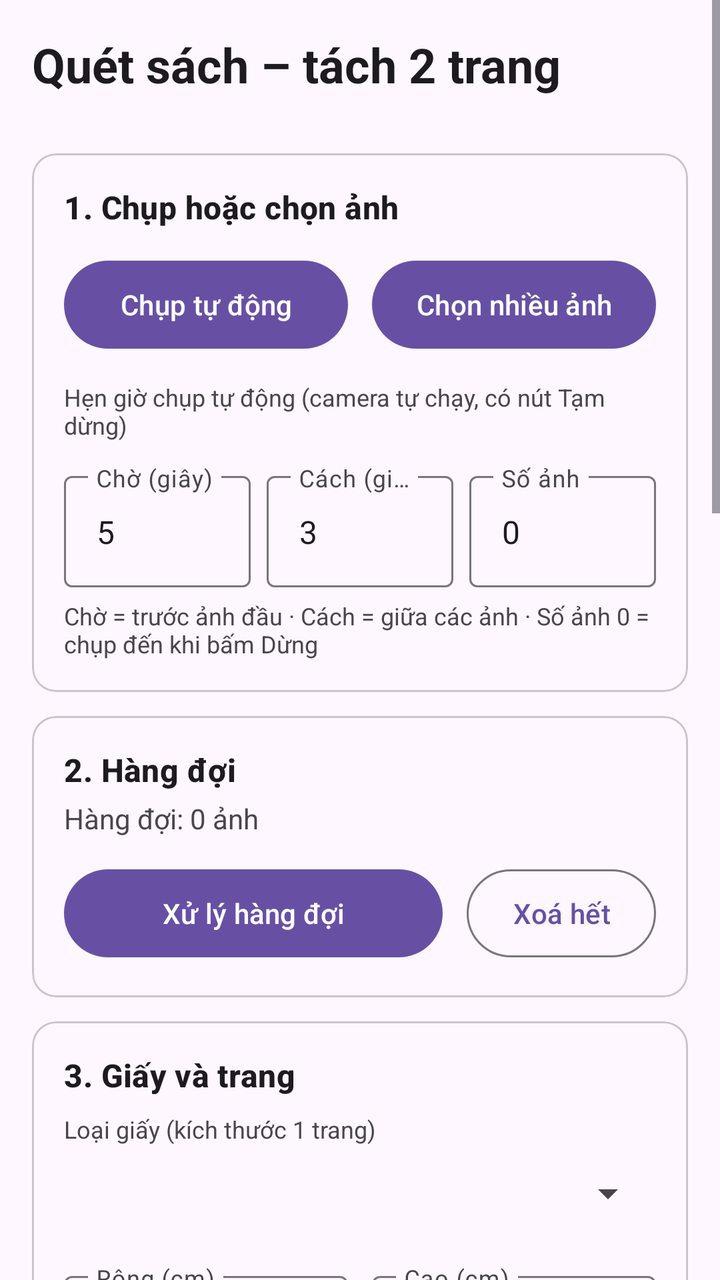
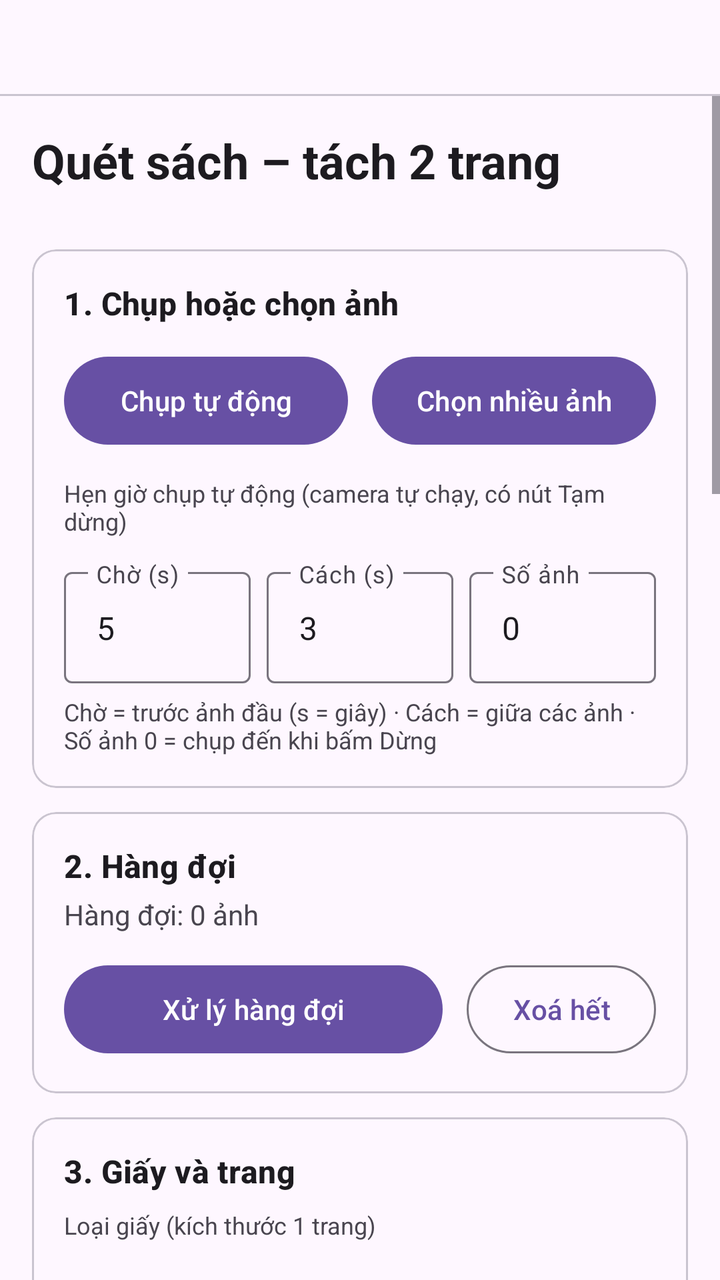

An Android layout rendered at two revisions. The XML below is the earlier revision; the diff shows what the commit changed to produce the second picture.
<!-- AndroidManifest.xml: application theme Theme.BookScan -->
<!-- res/layout/activity_main.xml -->
<?xml version="1.0" encoding="utf-8"?>
<ScrollView xmlns:android="http://schemas.android.com/apk/res/android"
    android:layout_width="match_parent"
    android:layout_height="match_parent"
    android:fillViewport="true">

    <LinearLayout
        android:layout_width="match_parent"
        android:layout_height="wrap_content"
        android:orientation="vertical"
        android:padding="16dp">

        <TextView
            android:layout_width="match_parent"
            android:layout_height="wrap_content"
            android:text="Quét sách – tách 2 trang"
            android:textAppearance="?attr/textAppearanceHeadlineSmall"
            android:textStyle="bold" />

        <TextView
            android:id="@+id/tvVersion"
            android:layout_width="match_parent"
            android:layout_height="wrap_content"
            android:textColor="?attr/colorOnSurfaceVariant"
            android:textSize="12sp" />

        <com.google.android.material.card.MaterialCardView
            style="@style/Widget.Material3.CardView.Outlined"
            android:layout_width="match_parent"
            android:layout_height="wrap_content"
            android:layout_marginTop="12dp">

            <LinearLayout
                android:layout_width="match_parent"
                android:layout_height="wrap_content"
                android:orientation="vertical"
                android:padding="16dp">

                <TextView
                    android:layout_width="match_parent"
                    android:layout_height="wrap_content"
                    android:text="1. Chụp hoặc chọn ảnh"
                    android:textAppearance="?attr/textAppearanceTitleMedium"
                    android:textStyle="bold" />

            <LinearLayout
                android:layout_width="match_parent"
                android:layout_height="wrap_content"
                android:layout_marginTop="12dp"
                android:baselineAligned="false"
                android:orientation="horizontal">
                <Button
                    android:paddingStart="8dp"
                    android:paddingEnd="8dp"
                    android:id="@+id/btnCamera"
                    style="@style/Widget.Material3.Button"
                    android:layout_width="0dp"
                    android:layout_height="wrap_content"
                    android:minHeight="52dp"
                    android:layout_weight="1"
                    android:layout_marginStart="0dp"
                    android:layout_marginEnd="6dp"
                    android:maxLines="2"
                    android:text="Chụp tự động"
                    android:textSize="14sp" />
                <Button
                    android:paddingStart="8dp"
                    android:paddingEnd="8dp"
                    android:id="@+id/btnPick"
                    style="@style/Widget.Material3.Button"
                    android:layout_width="0dp"
                    android:layout_height="wrap_content"
                    android:minHeight="52dp"
                    android:layout_weight="1"
                    android:layout_marginStart="6dp"
                    android:layout_marginEnd="0dp"
                    android:maxLines="2"
                    android:text="Chọn nhiều ảnh"
                    android:textSize="14sp" />
            </LinearLayout>
            <TextView
                android:layout_width="match_parent"
                android:layout_height="wrap_content"
                android:layout_marginTop="12dp"
                android:text="Hẹn giờ chụp tự động (camera tự chạy, có nút Tạm dừng)"
                android:textColor="?attr/colorOnSurfaceVariant"
                android:textSize="12sp" />
            <LinearLayout
                android:layout_width="match_parent"
                android:layout_height="wrap_content"
                android:layout_marginTop="12dp"
                android:baselineAligned="false"
                android:orientation="horizontal">
                <com.google.android.material.textfield.TextInputLayout
                    style="@style/Widget.Material3.TextInputLayout.OutlinedBox"
                    android:layout_width="0dp"
                    android:layout_height="wrap_content"
                    android:layout_weight="1"
                    android:layout_marginStart="0dp"
                    android:layout_marginEnd="4dp"
                    android:hint="Chờ (giây)">

                    <com.google.android.material.textfield.TextInputEditText
                        android:id="@+id/etDelay"
                        android:layout_width="match_parent"
                        android:layout_height="wrap_content"
                        android:imeOptions="actionDone"
                        android:inputType="numberDecimal"
                        android:maxLines="1"
                        android:text="5" />
                </com.google.android.material.textfield.TextInputLayout>
                <com.google.android.material.textfield.TextInputLayout
                    style="@style/Widget.Material3.TextInputLayout.OutlinedBox"
                    android:layout_width="0dp"
                    android:layout_height="wrap_content"
                    android:layout_weight="1"
                    android:layout_marginStart="4dp"
                    android:layout_marginEnd="4dp"
                    android:hint="Cách (giây)">

                    <com.google.android.material.textfield.TextInputEditText
                        android:id="@+id/etInterval"
                        android:layout_width="match_parent"
                        android:layout_height="wrap_content"
                        android:imeOptions="actionDone"
                        android:inputType="numberDecimal"
                        android:maxLines="1"
                        android:text="3" />
                </com.google.android.material.textfield.TextInputLayout>
                <com.google.android.material.textfield.TextInputLayout
                    style="@style/Widget.Material3.TextInputLayout.OutlinedBox"
                    android:layout_width="0dp"
                    android:layout_height="wrap_content"
                    android:layout_weight="1"
                    android:layout_marginStart="4dp"
                    android:layout_marginEnd="0dp"
                    android:hint="Số ảnh">

                    <com.google.android.material.textfield.TextInputEditText
                        android:id="@+id/etCount"
                        android:layout_width="match_parent"
                        android:layout_height="wrap_content"
                        android:imeOptions="actionDone"
                        android:inputType="number"
                        android:maxLines="1"
                        android:text="0" />
                </com.google.android.material.textfield.TextInputLayout>
            </LinearLayout>
            <TextView
                android:layout_width="match_parent"
                android:layout_height="wrap_content"
                android:layout_marginTop="6dp"
                android:text="Chờ = trước ảnh đầu · Cách = giữa các ảnh · Số ảnh 0 = chụp đến khi bấm Dừng"
                android:textColor="?attr/colorOnSurfaceVariant"
                android:textSize="12sp" />
            </LinearLayout>
        </com.google.android.material.card.MaterialCardView>
        <com.google.android.material.card.MaterialCardView
            style="@style/Widget.Material3.CardView.Outlined"
            android:layout_width="match_parent"
            android:layout_height="wrap_content"
            android:layout_marginTop="12dp">

            <LinearLayout
                android:layout_width="match_parent"
                android:layout_height="wrap_content"
                android:orientation="vertical"
                android:padding="16dp">

                <TextView
                    android:layout_width="match_parent"
                    android:layout_height="wrap_content"
                    android:text="2. Hàng đợi"
                    android:textAppearance="?attr/textAppearanceTitleMedium"
                    android:textStyle="bold" />

            <TextView
                android:id="@+id/tvQueue"
                android:layout_width="match_parent"
                android:layout_height="wrap_content"
                android:layout_marginTop="4dp"
                android:text="Hàng đợi: 0 ảnh" />
            <LinearLayout
                android:layout_width="match_parent"
                android:layout_height="wrap_content"
                android:layout_marginTop="12dp"
                android:baselineAligned="false"
                android:orientation="horizontal">
                <Button
                    android:paddingStart="8dp"
                    android:paddingEnd="8dp"
                    android:id="@+id/btnProcess"
                    style="@style/Widget.Material3.Button"
                    android:layout_width="0dp"
                    android:layout_height="wrap_content"
                    android:minHeight="52dp"
                    android:layout_weight="2"
                    android:layout_marginStart="0dp"
                    android:layout_marginEnd="6dp"
                    android:maxLines="2"
                    android:text="Xử lý hàng đợi"
                    android:textSize="14sp" />
                <Button
                    android:paddingStart="8dp"
                    android:paddingEnd="8dp"
                    android:id="@+id/btnClear"
                    style="@style/Widget.Material3.Button.OutlinedButton"
                    android:layout_width="0dp"
                    android:layout_height="wrap_content"
                    android:minHeight="52dp"
                    android:layout_weight="1"
                    android:layout_marginStart="6dp"
                    android:layout_marginEnd="0dp"
                    android:maxLines="2"
                    android:text="Xoá hết"
                    android:textSize="14sp" />
            </LinearLayout>
            </LinearLayout>
        </com.google.android.material.card.MaterialCardView>
        <com.google.android.material.card.MaterialCardView
            style="@style/Widget.Material3.CardView.Outlined"
            android:layout_width="match_parent"
            android:layout_height="wrap_content"
            android:layout_marginTop="12dp">

            <LinearLayout
                android:layout_width="match_parent"
                android:layout_height="wrap_content"
                android:orientation="vertical"
                android:padding="16dp">

                <TextView
                    android:layout_width="match_parent"
                    android:layout_height="wrap_content"
                    android:text="3. Giấy và trang"
                    android:textAppearance="?attr/textAppearanceTitleMedium"
                    android:textStyle="bold" />

            <TextView
                android:layout_width="match_parent"
                android:layout_height="wrap_content"
                android:layout_marginTop="8dp"
                android:text="Loại giấy (kích thước 1 trang)"
                android:textColor="?attr/colorOnSurfaceVariant"
                android:textSize="12sp" />
            <Spinner
                android:id="@+id/spPaper"
                android:layout_width="match_parent"
                android:layout_height="48dp" />
            <LinearLayout
                android:layout_width="match_parent"
                android:layout_height="wrap_content"
                android:layout_marginTop="12dp"
                android:baselineAligned="false"
                android:orientation="horizontal">
                <com.google.android.material.textfield.TextInputLayout
                    style="@style/Widget.Material3.TextInputLayout.OutlinedBox"
                    android:layout_width="0dp"
                    android:layout_height="wrap_content"
                    android:layout_weight="1"
                    android:layout_marginStart="0dp"
                    android:layout_marginEnd="6dp"
                    android:hint="Rộng (cm)">

                    <com.google.android.material.textfield.TextInputEditText
                        android:id="@+id/etPageW"
                        android:layout_width="match_parent"
                        android:layout_height="wrap_content"
                        android:imeOptions="actionDone"
                        android:inputType="numberDecimal"
                        android:maxLines="1"
                        android:text="21" />
                </com.google.android.material.textfield.TextInputLayout>
                <com.google.android.material.textfield.TextInputLayout
                    style="@style/Widget.Material3.TextInputLayout.OutlinedBox"
                    android:layout_width="0dp"
                    android:layout_height="wrap_content"
                    android:layout_weight="1"
                    android:layout_marginStart="6dp"
                    android:layout_marginEnd="0dp"
                    android:hint="Cao (cm)">

                    <com.google.android.material.textfield.TextInputEditText
                        android:id="@+id/etPageH"
                        android:layout_width="match_parent"
                        android:layout_height="wrap_content"
                        android:imeOptions="actionDone"
                        android:inputType="numberDecimal"
                        android:maxLines="1"
                        android:text="29.7" />
                </com.google.android.material.textfield.TextInputLayout>
            </LinearLayout>
            <TextView
                android:id="@+id/tvSpread"
                android:layout_width="match_parent"
                android:layout_height="wrap_content"
                android:layout_marginTop="6dp"
                android:textColor="?attr/colorOnSurfaceVariant"
                android:textSize="12sp" />
            <TextView
                android:layout_width="match_parent"
                android:layout_height="wrap_content"
                android:layout_marginTop="12dp"
                android:text="Tách đôi trang"
                android:textColor="?attr/colorOnSurfaceVariant"
                android:textSize="12sp" />
            <Spinner
                android:id="@+id/spSplit"
                android:layout_width="match_parent"
                android:layout_height="48dp" />
            <TextView
                android:layout_width="match_parent"
                android:layout_height="wrap_content"
                android:layout_marginTop="12dp"
                android:text="Xoay ảnh trước khi xử lý (ảnh bị ngược/nghiêng)"
                android:textColor="?attr/colorOnSurfaceVariant"
                android:textSize="12sp" />
            <Spinner
                android:id="@+id/spRotate"
                android:layout_width="match_parent"
                android:layout_height="48dp" />
            <CheckBox
                android:id="@+id/cbCrop"
                android:layout_width="match_parent"
                android:layout_height="wrap_content"
                android:checked="true"
                android:text="Tự phát hiện viền sách và nắn phẳng" />
            <CheckBox
                android:id="@+id/cbCurve"
                android:layout_width="match_parent"
                android:layout_height="wrap_content"
                android:checked="true"
                android:text="Nắn cong theo mép giấy (trang cong lên/xuống)" />
            <TextView
                android:layout_width="match_parent"
                android:layout_height="wrap_content"
                android:layout_marginTop="8dp"
                android:text="Hiệu chuẩn nền / giấy / chữ" />
            <Spinner
                android:id="@+id/spCalib"
                android:layout_width="match_parent"
                android:layout_height="48dp" />
            <Button
                android:id="@+id/btnCalib"
                style="@style/Widget.Material3.Button.OutlinedButton"
                android:layout_width="match_parent"
                android:layout_height="52dp"
                android:text="Chọn ảnh mẫu &amp; vùng nền/giấy/chữ…" />
            <TextView
                android:id="@+id/tvCalib"
                android:layout_width="match_parent"
                android:layout_height="wrap_content"
                android:textSize="12sp" />
            <CheckBox
                android:id="@+id/cbDeskew"
                android:layout_width="match_parent"
                android:layout_height="wrap_content"
                android:checked="true"
                android:text="Tự chỉnh nghiêng dòng chữ" />
            </LinearLayout>
        </com.google.android.material.card.MaterialCardView>
        <com.google.android.material.card.MaterialCardView
            style="@style/Widget.Material3.CardView.Outlined"
            android:layout_width="match_parent"
            android:layout_height="wrap_content"
            android:layout_marginTop="12dp">

            <LinearLayout
                android:layout_width="match_parent"
                android:layout_height="wrap_content"
                android:orientation="vertical"
                android:padding="16dp">

                <TextView
                    android:layout_width="match_parent"
                    android:layout_height="wrap_content"
                    android:text="4. Ảnh kết quả"
                    android:textAppearance="?attr/textAppearanceTitleMedium"
                    android:textStyle="bold" />

            <TextView
                android:layout_width="match_parent"
                android:layout_height="wrap_content"
                android:layout_marginTop="8dp"
                android:text="Loại ảnh lưu"
                android:textColor="?attr/colorOnSurfaceVariant"
                android:textSize="12sp" />
            <Spinner
                android:id="@+id/spOutput"
                android:layout_width="match_parent"
                android:layout_height="48dp" />
            <LinearLayout
                android:id="@+id/inkBox"
                android:layout_width="match_parent"
                android:layout_height="wrap_content"
                android:layout_marginTop="8dp"
                android:orientation="vertical">

                <TextView
                    android:id="@+id/tvInk"
                    android:layout_width="match_parent"
                    android:layout_height="wrap_content"
                    android:text="Độ đậm đen trắng: +5%" />

                <SeekBar
                    android:id="@+id/sbInk"
                    android:layout_width="match_parent"
                    android:layout_height="wrap_content"
                    android:max="30"
                    android:progress="5" />
            </LinearLayout>
            <LinearLayout
                android:layout_width="match_parent"
                android:layout_height="wrap_content"
                android:layout_marginTop="12dp"
                android:baselineAligned="false"
                android:orientation="horizontal">
                <com.google.android.material.textfield.TextInputLayout
                    style="@style/Widget.Material3.TextInputLayout.OutlinedBox"
                    android:layout_width="match_parent"
                    android:layout_height="wrap_content"
                    android:layout_weight="0"
                    android:layout_marginStart="0dp"
                    android:layout_marginEnd="0dp"
                    android:hint="Lề dư quanh nội dung (cm)">

                    <com.google.android.material.textfield.TextInputEditText
                        android:id="@+id/etMargin"
                        android:layout_width="match_parent"
                        android:layout_height="wrap_content"
                        android:imeOptions="actionDone"
                        android:inputType="numberDecimal"
                        android:maxLines="1"
                        android:text="0.5" />
                </com.google.android.material.textfield.TextInputLayout>
            </LinearLayout>
            <CheckBox
                android:id="@+id/cbMerge"
                android:layout_width="match_parent"
                android:layout_height="wrap_content"
                android:checked="false"
                android:text="Ghép 2 trang thành 1 ảnh" />
            </LinearLayout>
        </com.google.android.material.card.MaterialCardView>

        <Button
            android:id="@+id/btnPdf"
            style="@style/Widget.Material3.Button.TonalButton"
            android:layout_width="match_parent"
            android:layout_height="52dp"
            android:layout_marginTop="16dp"
            android:text="Gộp các trang đã quét thành PDF" />

        <ProgressBar
            android:id="@+id/progress"
            style="?android:attr/progressBarStyleHorizontal"
            android:layout_width="match_parent"
            android:layout_height="wrap_content"
            android:layout_marginTop="8dp"
            android:indeterminate="true"
            android:visibility="gone" />

        <TextView
            android:id="@+id/tvStatus"
            android:layout_width="match_parent"
            android:layout_height="wrap_content"
            android:layout_marginTop="8dp"
            android:text="Ảnh lưu tại Pictures/BookScanner" />

        <LinearLayout
            android:id="@+id/results"
            android:layout_width="match_parent"
            android:layout_height="wrap_content"
            android:layout_marginTop="8dp"
            android:orientation="vertical" />
    </LinearLayout>
</ScrollView>
<!-- resources referenced by this layout -->
<resources>
  <style name="Theme.BookScan" parent="Theme.Material3.Light.NoActionBar" />
</resources>

<!-- the commit's change to res/layout/activity_main.xml (unified diff, before → after) -->
@@ -1,7 +1,21 @@
 <?xml version="1.0" encoding="utf-8"?>
-<ScrollView xmlns:android="http://schemas.android.com/apk/res/android"
+<LinearLayout xmlns:android="http://schemas.android.com/apk/res/android"
     android:layout_width="match_parent"
     android:layout_height="match_parent"
+    android:orientation="vertical">
+
+    <com.google.android.material.tabs.TabLayout
+        android:id="@+id/tabs"
+        android:layout_width="match_parent"
+        android:layout_height="wrap_content"
+        app:tabMode="fixed"
+        app:tabGravity="fill"
+        xmlns:app="http://schemas.android.com/apk/res-auto" />
+
+<ScrollView
+    android:layout_width="match_parent"
+    android:layout_height="0dp"
+    android:layout_weight="1"
     android:fillViewport="true">
 
     <LinearLayout
@@ -11,6 +25,7 @@
         android:padding="16dp">
 
         <TextView
+            android:id="@+id/tvTitle"
             android:layout_width="match_parent"
             android:layout_height="wrap_content"
             android:text="Quét sách – tách 2 trang"
@@ -98,7 +113,7 @@
                     android:layout_weight="1"
                     android:layout_marginStart="0dp"
                     android:layout_marginEnd="4dp"
-                    android:hint="Chờ (giây)">
+                    android:hint="Chờ (s)">
 
                     <com.google.android.material.textfield.TextInputEditText
                         android:id="@+id/etDelay"
@@ -116,7 +131,7 @@
                     android:layout_weight="1"
                     android:layout_marginStart="4dp"
                     android:layout_marginEnd="4dp"
-                    android:hint="Cách (giây)">
+                    android:hint="Cách (s)">
 
                     <com.google.android.material.textfield.TextInputEditText
                         android:id="@+id/etInterval"
@@ -150,7 +165,7 @@
                 android:layout_width="match_parent"
                 android:layout_height="wrap_content"
                 android:layout_marginTop="6dp"
-                android:text="Chờ = trước ảnh đầu · Cách = giữa các ảnh · Số ảnh 0 = chụp đến khi bấm Dừng"
+                android:text="Chờ = trước ảnh đầu (s = giây) · Cách = giữa các ảnh · Số ảnh 0 = chụp đến khi bấm Dừng"
                 android:textColor="?attr/colorOnSurfaceVariant"
                 android:textSize="12sp" />
             </LinearLayout>
@@ -297,6 +312,11 @@
                 android:layout_marginTop="6dp"
                 android:textColor="?attr/colorOnSurfaceVariant"
                 android:textSize="12sp" />
+            <LinearLayout
+                android:id="@+id/splitBox"
+                android:layout_width="match_parent"
+                android:layout_height="wrap_content"
+                android:orientation="vertical">
             <TextView
                 android:layout_width="match_parent"
                 android:layout_height="wrap_content"
@@ -308,6 +328,37 @@
                 android:id="@+id/spSplit"
                 android:layout_width="match_parent"
                 android:layout_height="48dp" />
+            </LinearLayout>
+            <LinearLayout
+                android:id="@+id/singleBox"
+                android:layout_width="match_parent"
+                android:layout_height="wrap_content"
+                android:orientation="vertical"
+                android:visibility="gone">
+            <TextView
+                android:layout_width="match_parent"
+                android:layout_height="wrap_content"
+                android:layout_marginTop="12dp"
+                android:text="Vị trí gáy sách trên trang (để nắn đúng phía cong)"
+                android:textColor="?attr/colorOnSurfaceVariant"
+                android:textSize="12sp" />
+            <Spinner
+                android:id="@+id/spGutter"
+                android:layout_width="match_parent"
+                android:layout_height="48dp" />
+            <CheckBox
+                android:id="@+id/cbRowFix"
+                android:layout_width="match_parent"
+                android:layout_height="wrap_content"
+                android:checked="true"
+                android:text="Nắn nghiêng và xòe theo hàng chữ (cần trang có nhiều dòng chữ)" />
+            <CheckBox
+                android:id="@+id/cbHFix"
+                android:layout_width="match_parent"
+                android:layout_height="wrap_content"
+                android:checked="true"
+                android:text="Kéo giãn chữ bị nén ngang gần gáy (sách dày; cần chọn vị trí gáy, chỉ nắn khi nén rõ)" />
+            </LinearLayout>
             <TextView
                 android:layout_width="match_parent"
                 android:layout_height="wrap_content"
@@ -331,6 +382,12 @@
                 android:layout_height="wrap_content"
                 android:checked="true"
                 android:text="Nắn cong theo mép giấy (trang cong lên/xuống)" />
+            <CheckBox
+                android:id="@+id/cbTrack"
+                android:layout_width="match_parent"
+                android:layout_height="wrap_content"
+                android:checked="true"
+                android:text="Bám biên chính xác từng trang (mép ngoài tự do, gáy giữ nguyên)" />
             <TextView
                 android:layout_width="match_parent"
                 android:layout_height="wrap_content"
@@ -352,6 +409,12 @@
                 android:layout_height="wrap_content"
                 android:textSize="12sp" />
             <CheckBox
+                android:id="@+id/cbContent"
+                android:layout_width="match_parent"
+                android:layout_height="wrap_content"
+                android:checked="false"
+                android:text="Cắt theo khối nội dung (bỏ chọn = giữ nguyên khổ trang, đúng khi trang ít chữ)" />
+            <CheckBox
                 android:id="@+id/cbDeskew"
                 android:layout_width="match_parent"
                 android:layout_height="wrap_content"
@@ -440,6 +503,43 @@
                 android:layout_height="wrap_content"
                 android:checked="false"
                 android:text="Ghép 2 trang thành 1 ảnh" />
+            <LinearLayout
+                android:id="@+id/mergeBox"
+                android:layout_width="match_parent"
+                android:layout_height="wrap_content"
+                android:orientation="vertical"
+                android:visibility="gone">
+                <com.google.android.material.textfield.TextInputLayout
+                    style="@style/Widget.Material3.TextInputLayout.OutlinedBox"
+                    android:layout_width="match_parent"
+                    android:layout_height="wrap_content"
+                    android:layout_marginTop="8dp"
+                    android:hint="Lề quanh ảnh ghép (cm, âm = cắt lẹm vào)">
+                    <com.google.android.material.textfield.TextInputEditText
+                        android:id="@+id/etMergeMargin"
+                        android:layout_width="match_parent"
+                        android:layout_height="wrap_content"
+                        android:imeOptions="actionDone"
+                        android:inputType="numberDecimal|numberSigned"
+                        android:maxLines="1"
+                        android:text="0" />
+                </com.google.android.material.textfield.TextInputLayout>
+            </LinearLayout>
+            <com.google.android.material.textfield.TextInputLayout
+                style="@style/Widget.Material3.TextInputLayout.OutlinedBox"
+                android:layout_width="match_parent"
+                android:layout_height="wrap_content"
+                android:layout_marginTop="8dp"
+                android:hint="Khoảng trắng phía gáy mỗi trang (cm, âm = cắt bớt)">
+                <com.google.android.material.textfield.TextInputEditText
+                    android:id="@+id/etGutterMargin"
+                    android:layout_width="match_parent"
+                    android:layout_height="wrap_content"
+                    android:imeOptions="actionDone"
+                    android:inputType="numberDecimal|numberSigned"
+                    android:maxLines="1"
+                    android:text="0" />
+            </com.google.android.material.textfield.TextInputLayout>
             </LinearLayout>
         </com.google.android.material.card.MaterialCardView>
 
@@ -475,3 +575,4 @@
             android:orientation="vertical" />
     </LinearLayout>
 </ScrollView>
+</LinearLayout>
